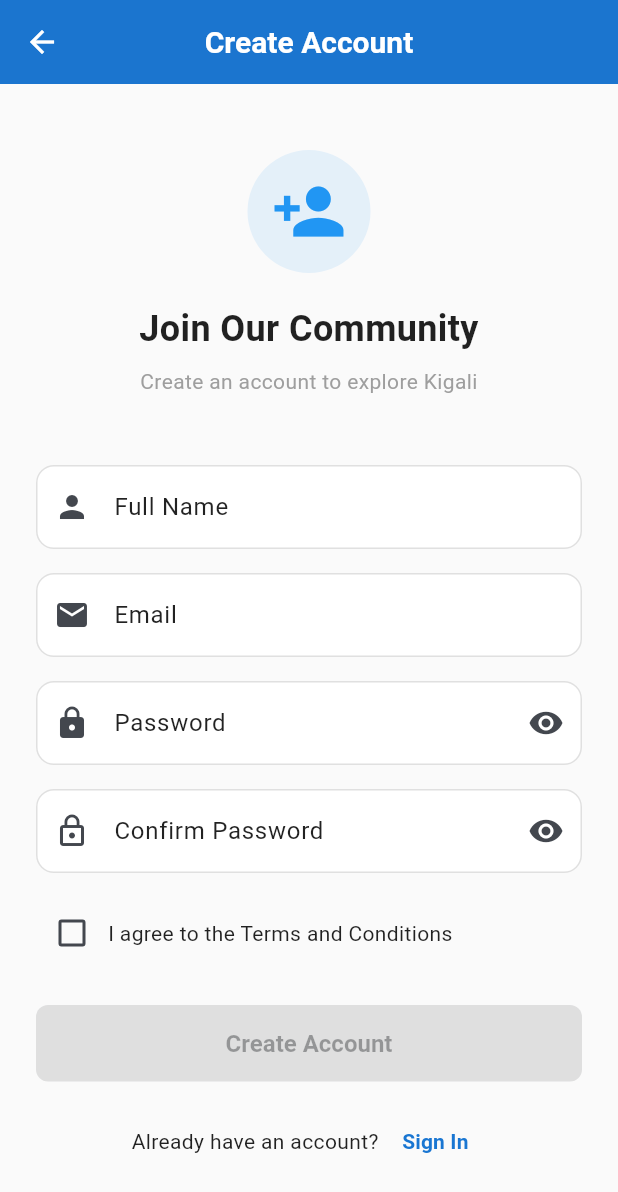
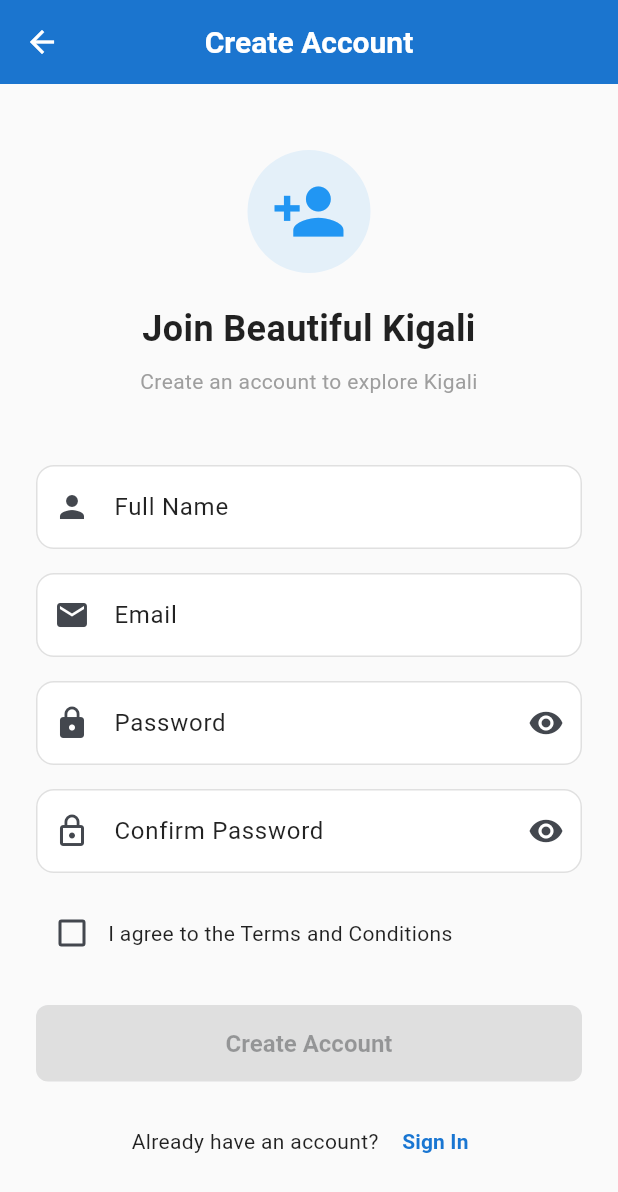
Before and after one commit to justine-neema/assignment2, a Flutter app: the SignupScreen screen opened directly, on a phone screen of 412 x 824 dp. Shown: the top 1192 px of the screen. Run offline on Flutter 3.47's test engine with Material 3 defaults, Android fonts, the phone set to English and light mode, and no system bars; our stand-ins replace cloud_firestore, firebase_auth, firebase_core, flutter_map, geolocator, latlong2; accounts and stored records are empty.

Commit message:
updating readme file by removing unnecesary texts and refineing signup page

```diff
--- a/lib/screens/auth/signup_screen.dart
+++ b/lib/screens/auth/signup_screen.dart
@@ -79,7 +79,7 @@ class _SignupScreenState extends State<SignupScreen> {
                   const SizedBox(height: 20),
 
                   const Text(
-                    'Join Our Community',
+                    'Join Beautiful Kigali',
                     style: TextStyle(fontSize: 24, fontWeight: FontWeight.bold),
                     textAlign: TextAlign.center,
                   ),
```
Also changed, not shown: 1 other file.
